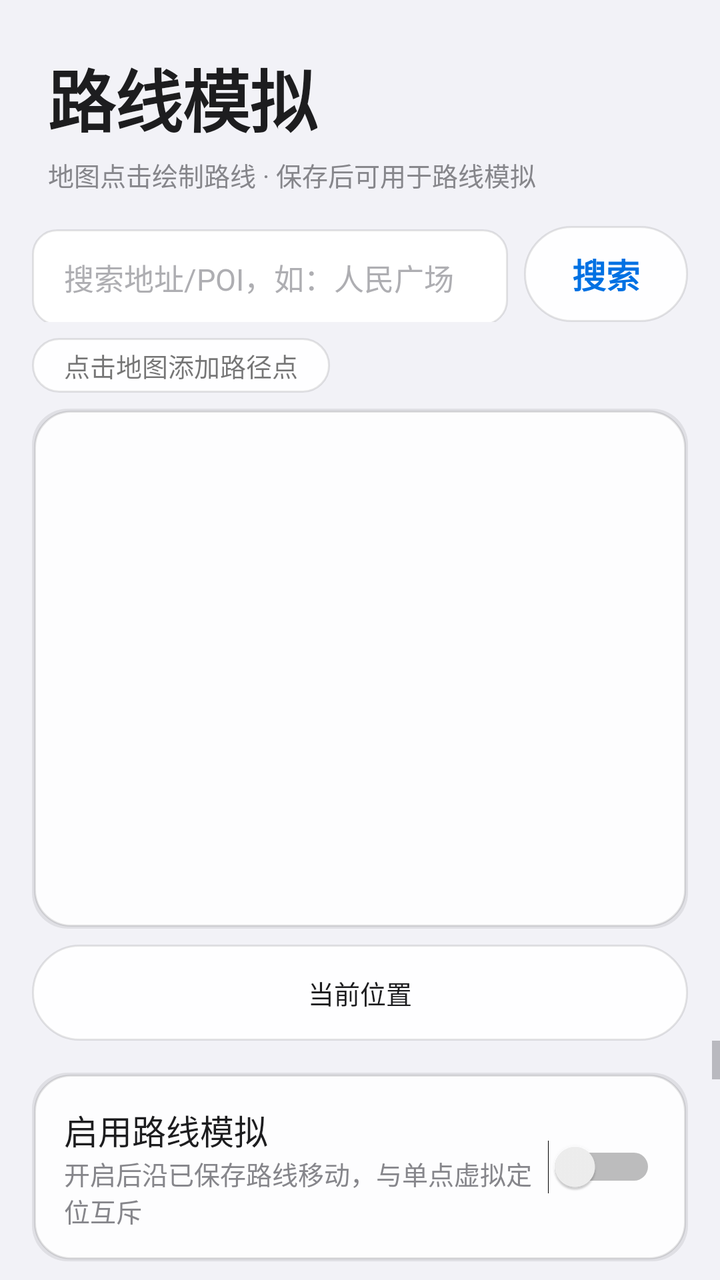
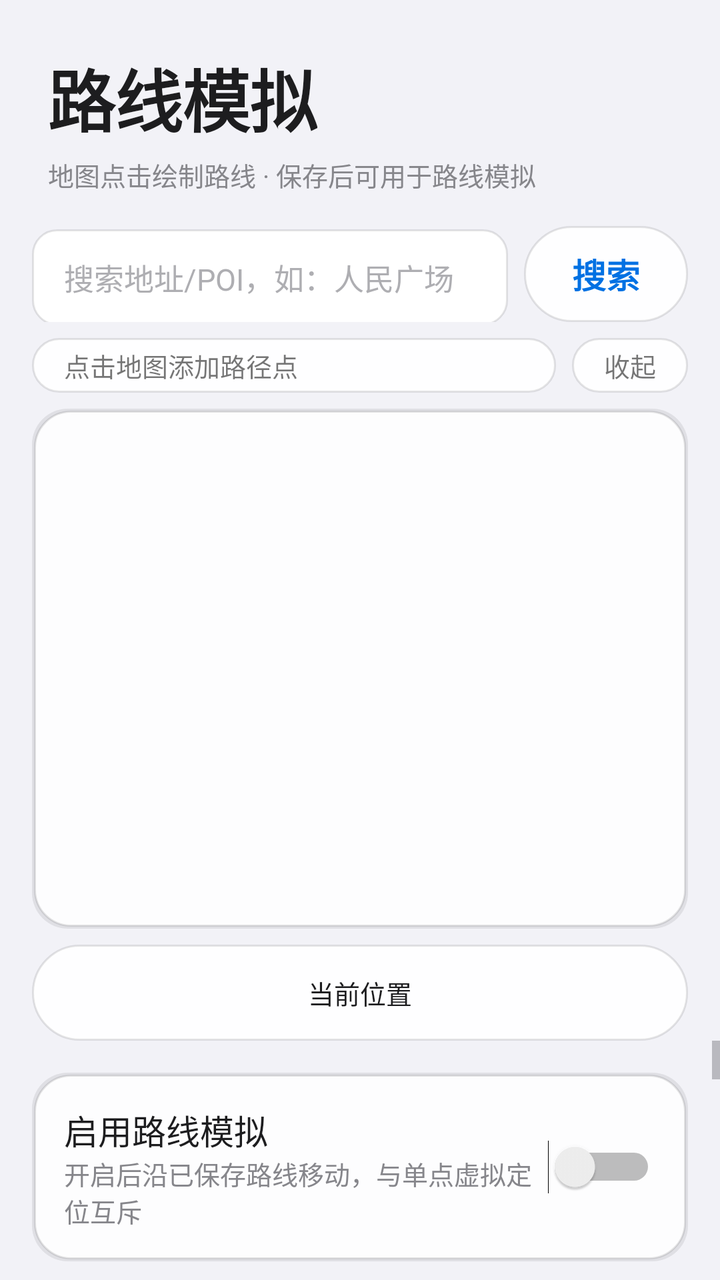

Compare the two renders of this Android layout. The source of the first and the diff that turns it into the second are given below.
<!-- AndroidManifest.xml: application theme Theme.ZVirtualEnv -->
<!-- res/layout/fragment_route.xml -->
<?xml version="1.0" encoding="utf-8"?>
<LinearLayout xmlns:android="http://schemas.android.com/apk/res/android"
    android:layout_width="match_parent"
    android:layout_height="match_parent"
    android:orientation="vertical">

    <LinearLayout
        android:layout_width="match_parent"
        android:layout_height="wrap_content"
        android:orientation="vertical"
        android:paddingStart="@dimen/space_lg"
        android:paddingTop="@dimen/space_lg"
        android:paddingEnd="@dimen/space_lg">

        <TextView
            android:layout_width="wrap_content"
            android:layout_height="wrap_content"
            android:text="@string/route_title"
            style="@style/Text.Hero" />

        <TextView
            android:layout_width="wrap_content"
            android:layout_height="wrap_content"
            android:layout_marginTop="@dimen/space_xs"
            android:text="@string/route_subtitle"
            style="@style/Text.Caption" />
    </LinearLayout>

    
    <LinearLayout
        android:layout_width="match_parent"
        android:layout_height="wrap_content"
        android:layout_marginStart="@dimen/space_md"
        android:layout_marginTop="@dimen/space_md"
        android:layout_marginEnd="@dimen/space_md"
        android:orientation="horizontal">

        <EditText
            android:id="@+id/searchInput"
            android:layout_width="0dp"
            android:layout_height="wrap_content"
            android:layout_weight="1"
            android:hint="@string/location_search_hint"
            android:imeOptions="actionSearch"
            android:inputType="text"
            android:maxLines="1"
            style="@style/EditText.Field" />

        <Button
            android:id="@+id/searchButton"
            android:layout_width="wrap_content"
            android:layout_height="wrap_content"
            android:layout_marginStart="@dimen/space_sm"
            android:minWidth="0dp"
            android:text="@string/location_search"
            style="@style/Button.Pill.Secondary" />
    </LinearLayout>

    
    <LinearLayout
        android:id="@+id/searchResults"
        android:layout_width="match_parent"
        android:layout_height="wrap_content"
        android:layout_marginStart="@dimen/space_md"
        android:layout_marginTop="@dimen/space_sm"
        android:layout_marginEnd="@dimen/space_md"
        android:background="@drawable/bg_card"
        android:orientation="vertical"
        android:visibility="gone" />

    
    <TextView
        android:id="@+id/drawHint"
        android:layout_width="wrap_content"
        android:layout_height="wrap_content"
        android:layout_marginStart="@dimen/space_md"
        android:layout_marginTop="@dimen/space_sm"
        android:layout_marginEnd="@dimen/space_md"
        android:background="@drawable/bg_pill_secondary"
        android:paddingStart="@dimen/space_md"
        android:paddingTop="@dimen/space_xs"
        android:paddingEnd="@dimen/space_md"
        android:paddingBottom="@dimen/space_xs"
        android:text="@string/route_draw_hint"
        android:textSize="@dimen/text_caption" />

    <FrameLayout
        android:layout_width="match_parent"
        android:layout_height="260dp"
        android:layout_marginStart="@dimen/space_md"
        android:layout_marginTop="@dimen/space_sm"
        android:layout_marginEnd="@dimen/space_md"
        android:background="@drawable/bg_card">

        
        <FrameLayout
            android:id="@+id/mapContainer"
            android:layout_width="match_parent"
            android:layout_height="match_parent" />

        
        <LinearLayout
            android:id="@+id/privacyPrompt"
            android:layout_width="match_parent"
            android:layout_height="match_parent"
            android:background="@color/bg_secondary"
            android:gravity="center"
            android:orientation="vertical"
            android:padding="@dimen/space_lg"
            android:visibility="gone">

            <TextView
                android:layout_width="wrap_content"
                android:layout_height="wrap_content"
                android:gravity="center"
                android:text="@string/route_privacy_prompt"
                android:textColor="@color/text_secondary"
                android:textSize="@dimen/text_body" />
        </LinearLayout>
    </FrameLayout>

    
    <Button
        android:id="@+id/locateButton"
        android:layout_width="match_parent"
        android:layout_height="wrap_content"
        android:layout_marginStart="@dimen/space_md"
        android:layout_marginTop="@dimen/space_sm"
        android:layout_marginEnd="@dimen/space_md"
        android:background="@drawable/bg_pill_secondary"
        android:minWidth="0dp"
        android:text="@string/route_locate"
        android:textSize="@dimen/text_caption" />

    <ScrollView
        android:layout_width="match_parent"
        android:layout_height="0dp"
        android:layout_weight="1"
        android:overScrollMode="never">

        <LinearLayout
            android:layout_width="match_parent"
            android:layout_height="wrap_content"
            android:orientation="vertical"
            android:padding="@dimen/space_md">

            
            <LinearLayout
                android:layout_width="match_parent"
                android:layout_height="wrap_content"
                android:background="@drawable/bg_card"
                android:gravity="center_vertical"
                android:orientation="horizontal"
                android:padding="@dimen/space_md">

                <LinearLayout
                    android:layout_width="0dp"
                    android:layout_height="wrap_content"
                    android:layout_weight="1"
                    android:orientation="vertical">

                    <TextView
                        android:layout_width="wrap_content"
                        android:layout_height="wrap_content"
                        android:text="@string/route_switch_title"
                        style="@style/Text.Headline" />

                    <TextView
                        android:layout_width="wrap_content"
                        android:layout_height="wrap_content"
                        android:text="@string/route_switch_desc"
                        style="@style/Text.Caption" />
                </LinearLayout>

                <Switch
                    android:id="@+id/routeEnableSwitch"
                    android:layout_width="wrap_content"
                    android:layout_height="wrap_content" />
            </LinearLayout>

            
            <TextView
                android:id="@+id/routeStatusText"
                android:layout_width="match_parent"
                android:layout_height="wrap_content"
                android:layout_marginTop="@dimen/space_sm"
                android:text="@string/route_status_idle"
                style="@style/Text.Caption" />

            
            <LinearLayout
                android:layout_width="match_parent"
                android:layout_height="wrap_content"
                android:layout_marginTop="@dimen/space_sm"
                android:background="@drawable/bg_card"
                android:orientation="vertical"
                android:padding="@dimen/space_md">

                <TextView
                    android:layout_width="wrap_content"
                    android:layout_height="wrap_content"
                    android:text="@string/route_config_title"
                    style="@style/Text.Headline" />

                <LinearLayout
                    android:layout_width="match_parent"
                    android:layout_height="wrap_content"
                    android:layout_marginTop="@dimen/space_sm"
                    android:orientation="horizontal">

                    <EditText
                        android:id="@+id/routeSpeedInput"
                        android:layout_width="0dp"
                        android:layout_height="wrap_content"
                        android:layout_weight="1"
                        android:hint="@string/route_speed_hint"
                        android:inputType="numberDecimal"
                        android:maxLines="1"
                        style="@style/EditText.Field" />

                    <EditText
                        android:id="@+id/routeStepInput"
                        android:layout_width="0dp"
                        android:layout_height="wrap_content"
                        android:layout_marginStart="@dimen/space_sm"
                        android:layout_weight="1"
                        android:hint="@string/route_step_hint"
                        android:inputType="number"
                        android:maxLines="1"
                        style="@style/EditText.Field" />
                </LinearLayout>

                
                <LinearLayout
                    android:layout_width="match_parent"
                    android:layout_height="wrap_content"
                    android:layout_marginTop="@dimen/space_sm"
                    android:orientation="horizontal">

                    <TextView
                        android:id="@+id/presetWalk"
                        android:layout_width="0dp"
                        android:layout_height="wrap_content"
                        android:layout_weight="1"
                        android:background="@drawable/bg_pill_secondary"
                        android:gravity="center"
                        android:paddingTop="@dimen/space_sm"
                        android:paddingBottom="@dimen/space_sm"
                        android:text="@string/route_preset_walk"
                        android:textSize="@dimen/text_caption" />

                    <TextView
                        android:id="@+id/presetRun"
                        android:layout_width="0dp"
                        android:layout_height="wrap_content"
                        android:layout_marginStart="@dimen/space_xs"
                        android:layout_weight="1"
                        android:background="@drawable/bg_pill_secondary"
                        android:gravity="center"
                        android:paddingTop="@dimen/space_sm"
                        android:paddingBottom="@dimen/space_sm"
                        android:text="@string/route_preset_run"
                        android:textSize="@dimen/text_caption" />

                    <TextView
                        android:id="@+id/presetBike"
                        android:layout_width="0dp"
                        android:layout_height="wrap_content"
                        android:layout_marginStart="@dimen/space_xs"
                        android:layout_weight="1"
                        android:background="@drawable/bg_pill_secondary"
                        android:gravity="center"
                        android:paddingTop="@dimen/space_sm"
                        android:paddingBottom="@dimen/space_sm"
                        android:text="@string/route_preset_bike"
                        android:textSize="@dimen/text_caption" />

                    <TextView
                        android:id="@+id/presetDrive"
                        android:layout_width="0dp"
                        android:layout_height="wrap_content"
                        android:layout_marginStart="@dimen/space_xs"
                        android:layout_weight="1"
                        android:background="@drawable/bg_pill_secondary"
                        android:gravity="center"
                        android:paddingTop="@dimen/space_sm"
                        android:paddingBottom="@dimen/space_sm"
                        android:text="@string/route_preset_drive"
                        android:textSize="@dimen/text_caption" />
                </LinearLayout>
            </LinearLayout>

            <EditText
                android:id="@+id/routeNameInput"
                android:layout_width="match_parent"
                android:layout_height="wrap_content"
                android:layout_marginTop="@dimen/space_sm"
                android:hint="@string/route_name_hint"
                style="@style/EditText.Field" />

            <EditText
                android:id="@+id/routeRemarkInput"
                android:layout_width="match_parent"
                android:layout_height="wrap_content"
                android:layout_marginTop="@dimen/space_sm"
                android:hint="@string/route_remark_hint"
                style="@style/EditText.Field" />

            <LinearLayout
                android:layout_width="match_parent"
                android:layout_height="wrap_content"
                android:layout_marginTop="@dimen/space_sm"
                android:orientation="horizontal">

                <Button
                    android:id="@+id/clearButton"
                    android:layout_width="0dp"
                    android:layout_height="wrap_content"
                    android:layout_marginEnd="@dimen/space_xs"
                    android:layout_weight="1"
                    android:text="@string/route_clear"
                    style="@style/Button.Pill.Secondary" />

                <Button
                    android:id="@+id/saveButton"
                    android:layout_width="0dp"
                    android:layout_height="wrap_content"
                    android:layout_marginStart="@dimen/space_xs"
                    android:layout_weight="1"
                    android:text="@string/route_save"
                    style="@style/Button.Pill" />
            </LinearLayout>

            
            <LinearLayout
                android:layout_width="match_parent"
                android:layout_height="wrap_content"
                android:layout_marginTop="@dimen/space_md"
                android:background="@drawable/bg_card"
                android:orientation="vertical"
                android:padding="@dimen/space_md">

                <TextView
                    android:layout_width="wrap_content"
                    android:layout_height="wrap_content"
                    android:text="@string/float_open"
                    style="@style/Text.Headline" />

                <TextView
                    android:layout_width="wrap_content"
                    android:layout_height="wrap_content"
                    android:layout_marginTop="@dimen/space_xs"
                    android:text="@string/float_open_desc"
                    style="@style/Text.Caption" />

                <LinearLayout
                    android:layout_width="match_parent"
                    android:layout_height="wrap_content"
                    android:layout_marginTop="@dimen/space_sm"
                    android:orientation="horizontal">

                    <Button
                        android:id="@+id/floatWindowButton"
                        android:layout_width="0dp"
                        android:layout_height="wrap_content"
                        android:layout_weight="1"
                        android:text="@string/float_open"
                        style="@style/Button.Pill" />

                    <Button
                        android:id="@+id/closeFloatButton"
                        android:layout_width="0dp"
                        android:layout_height="wrap_content"
                        android:layout_marginStart="@dimen/space_sm"
                        android:layout_weight="1"
                        android:text="@string/float_close_window"
                        style="@style/Button.Pill.Secondary" />
                </LinearLayout>
            </LinearLayout>

            <LinearLayout
                android:layout_width="match_parent"
                android:layout_height="wrap_content"
                android:layout_marginTop="@dimen/space_md"
                android:background="@drawable/bg_card"
                android:orientation="vertical"
                android:padding="@dimen/space_md">

                <TextView
                    android:layout_width="wrap_content"
                    android:layout_height="wrap_content"
                    android:text="@string/route_saved_title"
                    style="@style/Text.Headline" />

                <TextView
                    android:id="@+id/savedRoutesEmpty"
                    android:layout_width="match_parent"
                    android:layout_height="wrap_content"
                    android:layout_marginTop="@dimen/space_sm"
                    android:text="@string/route_saved_empty"
                    android:textColor="@color/text_secondary"
                    style="@style/Text.Caption" />

                <LinearLayout
                    android:id="@+id/savedRouteList"
                    android:layout_width="match_parent"
                    android:layout_height="wrap_content"
                    android:orientation="vertical" />
            </LinearLayout>
        </LinearLayout>
    </ScrollView>
</LinearLayout>
<!-- resources referenced by this layout -->
<resources>
  <color name="bg_secondary">#FFFFFF</color>
  <color name="text_secondary">#86868B</color>
  <dimen name="space_lg">24dp</dimen>
  <dimen name="space_md">16dp</dimen>
  <dimen name="space_sm">8dp</dimen>
  <dimen name="space_xs">4dp</dimen>
  <dimen name="text_body">15sp</dimen>
  <dimen name="text_caption">13sp</dimen>
  <string name="float_close_window">关闭悬浮窗</string>
  <string name="float_open">显示悬浮窗</string>
  <string name="float_open_desc">摇杆移动 + 路线启停重置 + 速度/步频设置</string>
  <string name="location_search">搜索</string>
  <string name="location_search_hint">搜索地址/POI，如：人民广场</string>
  <string name="route_clear">清空</string>
  <string name="route_config_title">速度 / 步频</string>
  <string name="route_draw_hint">点击地图添加路径点</string>
  <string name="route_locate">当前位置</string>
  <string name="route_name_hint">路线名称，如：学校→公园</string>
  <string name="route_preset_bike">自行车</string>
  <string name="route_preset_drive">驾车</string>
  <string name="route_preset_run">跑步</string>
  <string name="route_preset_walk">步行</string>
  <string name="route_privacy_prompt">地图功能需要先阅读并同意高德隐私政策\n请前往「设置」页勾选同意后返回</string>
  <string name="route_remark_hint">备注（可选），如：步行通勤路线</string>
  <string name="route_save">保存路线</string>
  <string name="route_saved_empty">暂无已保存路线</string>
  <string name="route_saved_title">已保存路线</string>
  <string name="route_speed_hint">速度 km/h</string>
  <string name="route_status_idle">路线未运行</string>
  <string name="route_step_hint">步频 步/分</string>
  <string name="route_subtitle">地图点击绘制路线 · 保存后可用于路线模拟</string>
  <string name="route_switch_desc">开启后沿已保存路线移动，与单点虚拟定位互斥</string>
  <string name="route_switch_title">启用路线模拟</string>
  <string name="route_title">路线模拟</string>
  <style name="EditText.Field" parent="">
          <item name="android:background">@drawable/bg_field</item>
          <item name="android:minHeight">@dimen/touch_min</item>
          <item name="android:paddingStart">@dimen/space_md</item>
          <item name="android:paddingEnd">@dimen/space_md</item>
          <item name="android:textSize">@dimen/text_body</item>
          <item name="android:textColor">@color/text_primary</item>
          <item name="android:textColorHint">@color/text_tertiary</item>
      </style>
  <style name="Text.Caption" parent="android:TextAppearance.Material">
          <item name="android:textSize">@dimen/text_caption</item>
          <item name="android:textColor">@color/text_secondary</item>
      </style>
  <style name="Text.Headline" parent="android:TextAppearance.Material">
          <item name="android:textSize">@dimen/text_headline</item>
          <item name="android:textStyle">normal</item>
          <item name="android:textColor">@color/text_primary</item>
      </style>
  <style name="Text.Hero" parent="android:TextAppearance.Material">
          <item name="android:textSize">@dimen/text_hero</item>
          <item name="android:textStyle">bold</item>
          <item name="android:textColor">@color/text_primary</item>
          <item name="android:letterSpacing">-0.01</item>
      </style>
  <dimen name="radius_card">18dp</dimen>
  <color name="glass_shadow">#14000000</color>
  <color name="card_fill">#F2FFFFFF</color>
  <color name="card_border">#1A000000</color>
  <dimen name="radius_pill">980dp</dimen>
  <color name="bg_tertiary">#E5E5EA</color>
  <dimen name="touch_min">48dp</dimen>
  <dimen name="text_headline">17sp</dimen>
  <color name="accent">#0071E3</color>
  <color name="text_primary">#1D1D1F</color>
  <color name="text_tertiary">#AEAEB2</color>
  <dimen name="text_hero">34sp</dimen>
  <color name="bg_primary">#F2F2F7</color>
  <color name="accent_press">#0A5DC2</color>
  <dimen name="radius_control">12dp</dimen>
  <!-- unchanged entries left out for length: 7 -->
</resources>

<!-- the commit's change to res/layout/fragment_route.xml (unified diff, before → after) -->
@@ -69,20 +69,41 @@
         android:visibility="gone" />
 
     
-    <TextView
-        android:id="@+id/drawHint"
-        android:layout_width="wrap_content"
+    <LinearLayout
+        android:layout_width="match_parent"
         android:layout_height="wrap_content"
         android:layout_marginStart="@dimen/space_md"
         android:layout_marginTop="@dimen/space_sm"
         android:layout_marginEnd="@dimen/space_md"
-        android:background="@drawable/bg_pill_secondary"
-        android:paddingStart="@dimen/space_md"
-        android:paddingTop="@dimen/space_xs"
-        android:paddingEnd="@dimen/space_md"
-        android:paddingBottom="@dimen/space_xs"
-        android:text="@string/route_draw_hint"
-        android:textSize="@dimen/text_caption" />
+        android:gravity="center_vertical"
+        android:orientation="horizontal">
+
+        <TextView
+            android:id="@+id/drawHint"
+            android:layout_width="0dp"
+            android:layout_height="wrap_content"
+            android:layout_weight="1"
+            android:background="@drawable/bg_pill_secondary"
+            android:paddingStart="@dimen/space_md"
+            android:paddingTop="@dimen/space_xs"
+            android:paddingEnd="@dimen/space_md"
+            android:paddingBottom="@dimen/space_xs"
+            android:text="@string/route_draw_hint"
+            android:textSize="@dimen/text_caption" />
+
+        <TextView
+            android:id="@+id/mapCollapseButton"
+            android:layout_width="wrap_content"
+            android:layout_height="wrap_content"
+            android:layout_marginStart="@dimen/space_sm"
+            android:background="@drawable/bg_pill_secondary"
+            android:paddingStart="@dimen/space_md"
+            android:paddingTop="@dimen/space_xs"
+            android:paddingEnd="@dimen/space_md"
+            android:paddingBottom="@dimen/space_xs"
+            android:text="@string/map_collapse"
+            android:textSize="@dimen/text_caption" />
+    </LinearLayout>
 
     <FrameLayout
         android:layout_width="match_parent"
<!-- resource entries referenced after the edit -->
@@ -13,6 +13,7 @@
   <string name="float_open_desc">摇杆移动 + 路线启停重置 + 速度/步频设置</string>
   <string name="location_search">搜索</string>
   <string name="location_search_hint">搜索地址/POI，如：人民广场</string>
+  <string name="map_collapse">收起</string>
   <string name="route_clear">清空</string>
   <string name="route_config_title">速度 / 步频</string>
   <string name="route_draw_hint">点击地图添加路径点</string>
